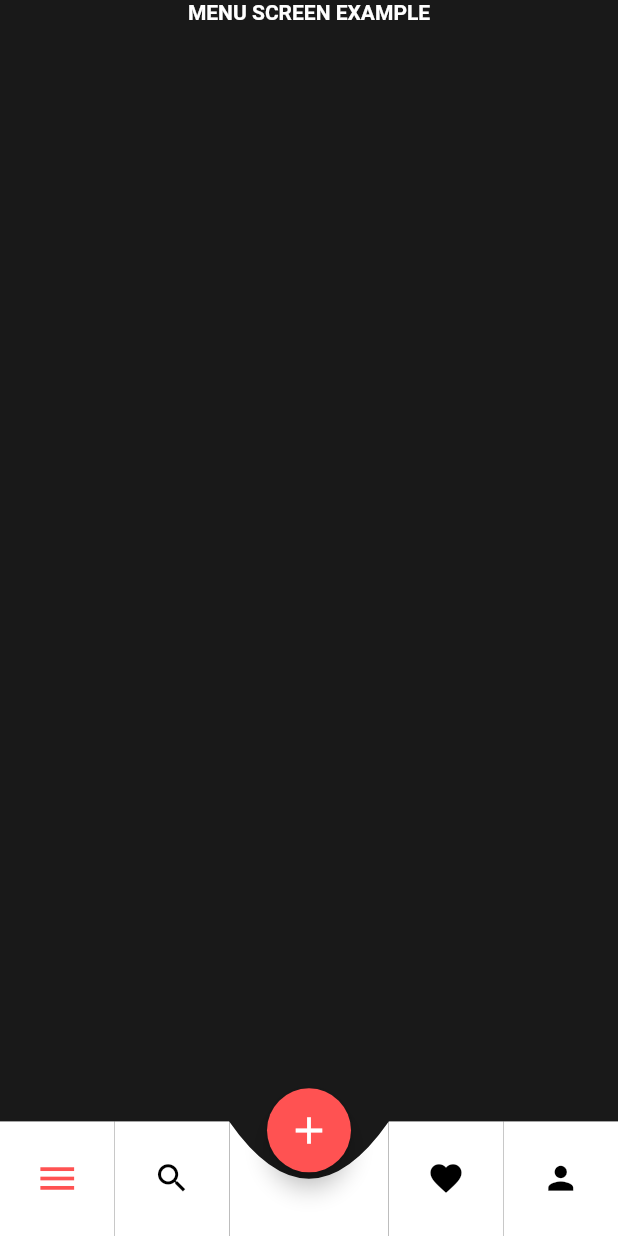
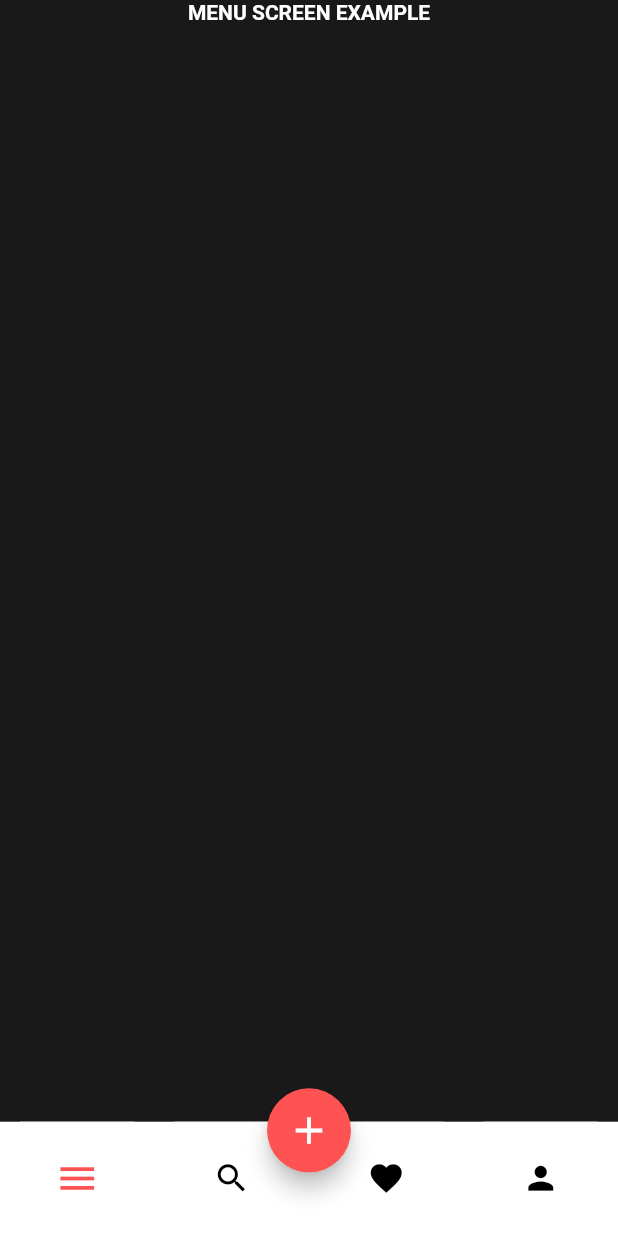
Before and after one commit to EfrenHHIShiro/Proyecto-promocionador, a Flutter app: the HomePage screen opened by its route, on a phone screen of 412 x 824 dp. Run offline on Flutter 3.47's test engine with Material 2 defaults, Android fonts, the phone set to English and light mode, and no system bars; our stand-ins replace curved_navigation_bar, flutter_svg, hexcolor; missing offline and left inert: calendar_strip.

Commit message:
menu listo

```diff
--- a/Frontend/appbusiness/lib/constants/color_contstants.dart
+++ b/Frontend/appbusiness/lib/constants/color_contstants.dart
@@ -5,3 +5,4 @@ const kPrimaryColor = Color.fromRGBO(25, 25, 25, 1.0);
 const kTextfieldColor = Color.fromRGBO(255, 255, 255, 1.0);
 const kButtonColor = Color.fromRGBO(255, 255, 255, 1.0);
 const kTextWhiteColor = Color.fromRGBO(255, 255, 255, 1.0);
+const kNavBarColor = Color.fromRGBO(255, 255, 255, 1.0);
--- a/Frontend/appbusiness/lib/pages/Home_page.dart
+++ b/Frontend/appbusiness/lib/pages/Home_page.dart
@@ -1,6 +1,7 @@
+import 'package:appbusiness/widgets/Animated%20BottomBar.dart';
+import 'package:flutter/material.dart';
+
 import 'package:appbusiness/constants/color_contstants.dart';
-import 'package:appbusiness/widgets/AnimatedBottomBar.dart';
-import 'package:flutter/material.dart';
 
 class HomePage extends StatefulWidget {
   const HomePage({Key key}) : super(key: key);
@@ -33,7 +34,8 @@ class _HomePageState extends State<HomePage> {
           ]
         )
       ),
-      bottomNavigationBar: AnimatedBottomBar(
+      bottomNavigationBar: Builder(builder: (context) =>
+        new AnimatedBottomBar(
             defaultIconColor: Colors.black,
             activatedIconColor: Colors.redAccent,
             background: Colors.white,
@@ -48,10 +50,10 @@ class _HomePageState extends State<HomePage> {
             onTapButtonHidden: (i){
               _alertExample("You touched at button of index $i");
             },
-          ),
+          )
+        ),
     );
   }
-
 
   Future<void> _alertExample(String message) async {
     return showDialog<void>(
--- a/Frontend/appbusiness/lib/widgets/AnimatedBottomBar.dart
+++ b/Frontend/appbusiness/lib/widgets/Animated BottomBar.dart
@@ -1,6 +1,6 @@
+import 'package:appbusiness/constants/color_contstants.dart';
 import 'package:flutter/material.dart';
 import 'dart:async';
-
 import 'BottomWaveClipper.dart';
 
 class AnimatedBottomBar extends StatefulWidget {
@@ -116,13 +116,27 @@ class _AnimatedBottomBar extends State<AnimatedBottomBar> with TickerProviderSta
     if(index >= widget.buttonsHiddenIcons.length/2) correspondMargin++;
 
     return GestureDetector(child:
-      Card(color: widget.background, elevation: _animationMargin[0].value, margin: EdgeInsets.only(bottom: _animationMargin[correspondMargin%2].value), shape: RoundedRectangleBorder(borderRadius: BorderRadius.circular(_animationBorder.value)), child:
-        StreamBuilder(stream: _streamController.stream, initialData: 0, builder: (context, AsyncSnapshot<int> snapshot) {
+      Card(
+        color: kNavBarColor,
+        elevation: _animationMargin[0].value,
+        margin: EdgeInsets.only(bottom: _animationMargin[correspondMargin%2].value),
+        shape: RoundedRectangleBorder(borderRadius: BorderRadius.circular(_animationBorder.value)),
+        child: StreamBuilder(
+          stream: _streamController.stream,
+          initialData: 0,
+          builder: (context, AsyncSnapshot<int> snapshot) {
           return
-            Container(width: widgetScreen, height: widgetScreen, padding: EdgeInsets.symmetric(vertical: 10), child:
-              Icon(activated ? widget.buttonsHiddenIcons[index] : widget.buttonsIcons[index], size: snapshot.data == index && !activated ? 30 : 25, color: snapshot.data == index && !activated ? widget.activatedIconColor : widget.defaultIconColor)
+            Container(
+              width: widgetScreen,
+              height: widgetScreen,
+              padding: EdgeInsets.symmetric(vertical: 10),
+              child: Icon(
+                activated ? widget.buttonsHiddenIcons[index] : widget.buttonsIcons[index],
+                size: snapshot.data == index && !activated ? 30 : 25,
+                color: snapshot.data == index && !activated ? widget.activatedIconColor : widget.defaultIconColor
+              )
             );
-        })
+          })
       ), onTap: (){
       if(activated) widget.onTapButtonHidden(index);
       else{
@@ -133,15 +147,19 @@ class _AnimatedBottomBar extends State<AnimatedBottomBar> with TickerProviderSta
   }
 
   Widget _buildMiddleButton(double widgetScreen){
-    return Stack(alignment: Alignment.bottomCenter,children: <Widget>[
-      AnimatedOpacity(duration: Duration(milliseconds: 100),opacity: activated ? 0 : 1.0, child:
-        ClipPath(clipper: BottomWaveClipper(convex: _dropContainerPosition), child:
-          Container(color: widget.background, width: widgetScreen + 30, height: widgetScreen*1.2)
+    return Stack(
+      alignment: Alignment.bottomCenter,
+      children: <Widget>[
+        Padding(
+          padding: EdgeInsets.only(bottom: _floatButtonPosition == 0 ? widgetScreen/1.8 : _floatButtonPosition),
+          child: Transform.rotate(
+            angle: (_animationMargin[0].value/20)*2.3,
+            child: FloatingActionButton(
+              backgroundColor: widget.backgroundColorMiddleIcon,
+              onPressed:() => doAnimation(widgetScreen), child: Icon(Icons.add, size: 30)
+            )
+          )
         )
-      ),
-      Padding(padding: EdgeInsets.only(bottom: _floatButtonPosition == 0 ? widgetScreen/1.8 : _floatButtonPosition), child:
-        Transform.rotate(angle: (_animationMargin[0].value/20)*2.3, child: FloatingActionButton(backgroundColor: widget.backgroundColorMiddleIcon, onPressed:() => doAnimation(widgetScreen), child: new Icon(Icons.add, size: 30)))
-      )
     ]);
   }
 
@@ -149,8 +167,8 @@ class _AnimatedBottomBar extends State<AnimatedBottomBar> with TickerProviderSta
     List<Widget> content = new List();
 
     for(var i=0; i<widget.buttonsHiddenIcons.length; i++){
-      if(i == widget.buttonsHiddenIcons.length/2)
-        content.add(_buildMiddleButton(widgetScreen));
+      // if(i == widget.buttonsHiddenIcons.length/2)
+      //   content.add(_buildMiddleButton(widgetScreen));
 
       content.add(_buildNormalButton(i, widgetScreen));
     }
@@ -161,7 +179,7 @@ class _AnimatedBottomBar extends State<AnimatedBottomBar> with TickerProviderSta
   @override
   Widget build(BuildContext context) {
 
-    var widgetScreen = MediaQuery.of(context).size.width/5 -6;
+    var widgetScreen = MediaQuery.of(context).size.width/5 - 6;
 
     _animationMargin = [
       Tween<double>(begin: 0.0, end: 20.0).animate(CurvedAnimation(
@@ -204,9 +222,28 @@ class _AnimatedBottomBar extends State<AnimatedBottomBar> with TickerProviderSta
       curve: Curves.ease,
     ));
 
-    return Container(color: Colors.transparent, width: MediaQuery.of(context).size.width, child:
-      Row(mainAxisAlignment: MainAxisAlignment.spaceAround, crossAxisAlignment: CrossAxisAlignment.end, children: _buildContent(widgetScreen))
+    return
+    Stack(
+      alignment: Alignment.bottomCenter,
+      children: <Widget>[
+        AnimatedOpacity(duration: Duration(milliseconds: 100),opacity: activated ? 1.0 : 1.0, child:
+          ClipPath(
+            clipper: BottomWaveClipper(convex: _dropContainerPosition),
+            child:Container(
+              // height: MediaQuery.of(context).size.width/5,
+              color: activated ? Colors.transparent : kNavBarColor,
+              width: MediaQuery.of(context).size.width,
+              child: Row(
+                mainAxisAlignment: MainAxisAlignment.spaceAround,
+                crossAxisAlignment: CrossAxisAlignment.end,
+                children: _buildContent(widgetScreen))
+            )
+          )
+        ),
+        _buildMiddleButton(widgetScreen)
+      ]
     );
+
   }
 
   @override
--- a/Frontend/appbusiness/lib/widgets/BottomWaveClipper.dart
+++ b/Frontend/appbusiness/lib/widgets/BottomWaveClipper.dart
@@ -11,11 +11,10 @@ class BottomWaveClipper extends CustomClipper<Path> {
     double difference = size.height*0.168;
 
     Path path = Path();
-    path.lineTo(0, size.height);
-    path.lineTo(0, difference);
-    path.quadraticBezierTo(size.width/2, size.height - size.height * convex, size.width, difference);
-    path.lineTo(size.width, size.height);
-    path.lineTo(0, size.height);
+    path.quadraticBezierTo(0, size.height, 0, size.height);
+    path.quadraticBezierTo(size.width, size.height, size.width, size.height);
+    path.quadraticBezierTo(size.width, size.height, size.width, 0);
+    path.moveTo(size.width/2, 0);
     return path;
   }
 
```
Also changed, not shown: 1 other file.
